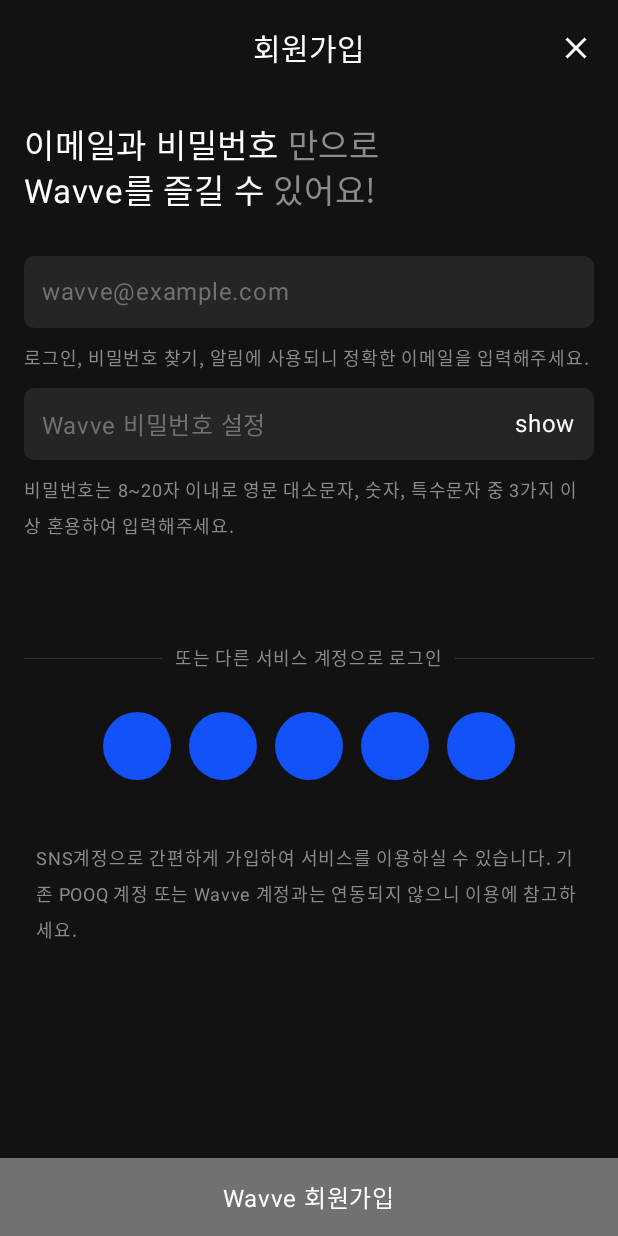
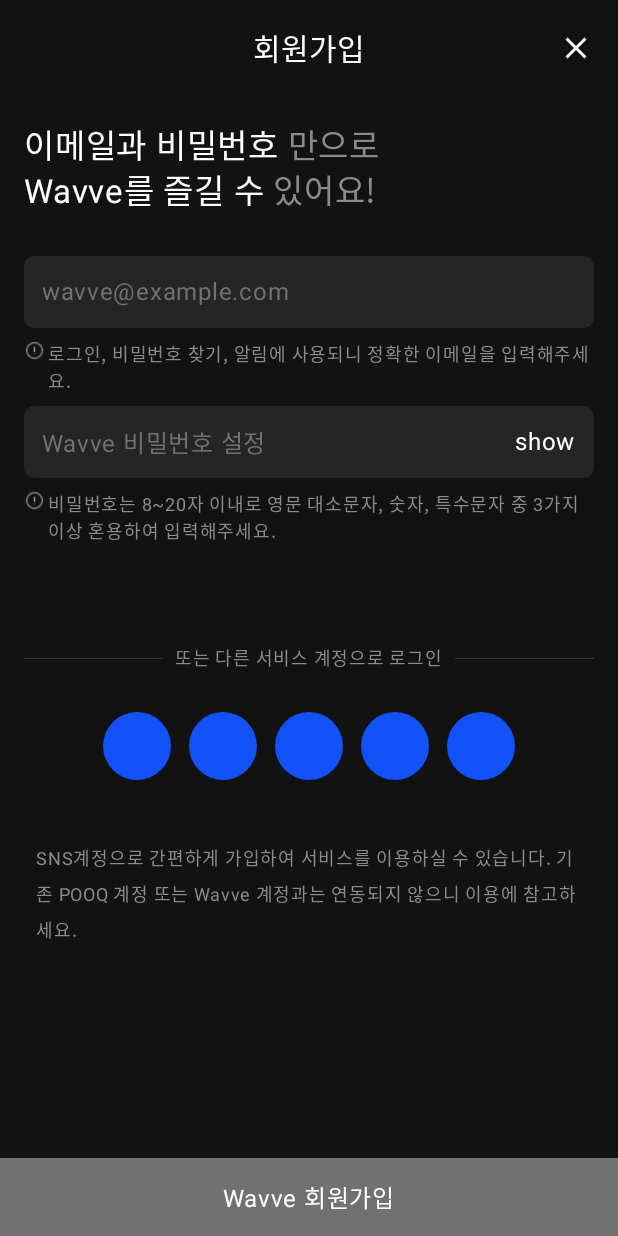
Before and after one commit to AND-SOPT-ANDROID/jihyeon-jin, an Android app built with Jetpack Compose: the SignUpActivity screen opened directly, with no data from a screen before it, on a phone screen of 412 x 824 dp. Run offline under Robolectric (Android 15) with nearby library versions, the phone set to English and light mode, and no system bars.

Commit message:
ui/#3 : 회원가입 제약 아이콘 추가 및 컴포넌트 분리

```diff
--- a/app/src/main/java/org/sopt/and/ui/sign/SignUpScreen.kt
+++ b/app/src/main/java/org/sopt/and/ui/sign/SignUpScreen.kt
@@ -2,7 +2,6 @@ package org.sopt.and.ui.sign
 
 import android.content.Context
 import android.util.Patterns
-import android.widget.Toast
 import androidx.compose.foundation.background
 import androidx.compose.foundation.clickable
 import androidx.compose.foundation.interaction.MutableInteractionSource
@@ -33,6 +32,7 @@ import androidx.compose.ui.unit.dp
 import androidx.compose.ui.unit.sp
 import org.sopt.and.R
 import org.sopt.and.ui.component.ServiceAccountItemRow
+import org.sopt.and.ui.sign.component.HelperText
 import org.sopt.and.ui.sign.component.SignUpIDTextField
 import org.sopt.and.ui.sign.component.SignUpPasswordField
 import org.sopt.and.ui.theme.Gray3
@@ -64,22 +64,6 @@ fun SignUpScreen(
         val isPasswordValid = isValidPassword(password)
         var isEmailFieldFocused by remember { mutableStateOf(false) }
         var isPasswordFieldFocused by remember { mutableStateOf(false) }
-
-        val (emailHelperText, emailHelperTextColor) = getHelperTextAndColor(
-            isFieldFocused = isEmailFieldFocused,
-            isValid = isEmailValid,
-            value = email,
-            invalidMessage = stringResource(R.string.sign_up_text_invalid_id),
-            validMessage = stringResource(R.string.sign_up_text_valid_id)
-        )
-
-        val (passwordHelperText, passwordHelperTextColor) = getHelperTextAndColor(
-            isFieldFocused = isPasswordFieldFocused,
-            isValid = isPasswordValid,
-            value = password,
-            invalidMessage = stringResource(R.string.sign_up_text_invalid_password),
-            validMessage = stringResource(R.string.sign_up_text_valid_password)
-        )
 
         Column(modifier = Modifier.padding(16.dp)) {
             val textResource = stringResource(id = R.string.sign_up_text_welcome)
@@ -116,10 +100,12 @@ fun SignUpScreen(
 
             Spacer(modifier = Modifier.height(8.dp))
 
-            Text(
-                text = emailHelperText,
-                color = emailHelperTextColor,
-                fontSize = 12.sp,
+            HelperText(
+                isFieldFocused = isEmailFieldFocused,
+                isValid = isEmailValid,
+                value = email,
+                invalidMessage = stringResource(R.string.sign_up_text_invalid_id),
+                validMessage = stringResource(R.string.sign_up_text_valid_id)
             )
 
             Spacer(modifier = Modifier.height(8.dp))
@@ -132,14 +118,14 @@ fun SignUpScreen(
                 onFocusChange = { isFocused -> isPasswordFieldFocused = isFocused }
             )
 
-
-
             Spacer(modifier = Modifier.height(8.dp))
 
-            Text(
-                text = passwordHelperText,
-                color = passwordHelperTextColor,
-                fontSize = 12.sp,
+            HelperText(
+                isFieldFocused = isPasswordFieldFocused,
+                isValid = isPasswordValid,
+                value = password,
+                invalidMessage = stringResource(R.string.sign_up_text_invalid_password),
+                validMessage = stringResource(R.string.sign_up_text_valid_password)
             )
 
 
@@ -213,19 +199,7 @@ fun SignUpScreen(
         }
     }
 }
-fun getHelperTextAndColor(
-    isFieldFocused: Boolean,
-    isValid: Boolean,
-    value: String,
-    invalidMessage: String,
-    validMessage: String
-): Pair<String, Color> {
-    return if (value.isNotEmpty() && !isFieldFocused && !isValid) {
-        invalidMessage to Color.Magenta
-    } else {
-        validMessage to Gray3
-    }
-}
+
 fun isValidPassword(password: String): Boolean {
     val hasUpperCase = password.any { it.isUpperCase() }
     val hasLowerCase = password.any { it.isLowerCase() }
--- /dev/null
+++ b/app/src/main/java/org/sopt/and/ui/sign/component/HelperText.kt
@@ -0,0 +1,94 @@
+package org.sopt.and.ui.sign.component
+
+import androidx.compose.foundation.Image
+import androidx.compose.foundation.layout.Arrangement
+import androidx.compose.foundation.layout.Row
+import androidx.compose.foundation.layout.fillMaxWidth
+import androidx.compose.foundation.layout.size
+import androidx.compose.material3.LocalTextStyle
+import androidx.compose.material3.Text
+import androidx.compose.runtime.Composable
+import androidx.compose.ui.Alignment
+import androidx.compose.ui.Modifier
+import androidx.compose.ui.graphics.Color
+import androidx.compose.ui.graphics.painter.Painter
+import androidx.compose.ui.res.painterResource
+import androidx.compose.ui.res.stringResource
+import androidx.compose.ui.text.PlatformTextStyle
+import androidx.compose.ui.text.TextStyle
+import androidx.compose.ui.text.style.LineHeightStyle
+import androidx.compose.ui.unit.dp
+import androidx.compose.ui.unit.sp
+import org.sopt.and.R
+import org.sopt.and.ui.theme.Gray3
+
+@Composable
+fun HelperText(
+    isFieldFocused: Boolean,
+    isValid: Boolean,
+    value: String,
+    invalidMessage: String,
+    validMessage: String,
+    minLines : Int = 2
+) {
+    val (helperText, helperColor, helperImage) = getHelperTextAndColor(
+        isFieldFocused = isFieldFocused,
+        isValid = isValid,
+        value = value,
+        invalidMessage = invalidMessage,
+        validMessage = validMessage
+    )
+
+    Row(
+        modifier = Modifier.fillMaxWidth(),
+        verticalAlignment = Alignment.Top,
+        horizontalArrangement = Arrangement.spacedBy(2.dp)
+    ) {
+        Image(
+            painter = helperImage,
+            contentDescription = stringResource(R.string.my_page_contents_image_description_no_content),
+            modifier = Modifier.size(14.dp)
+        )
+        Text(
+            text = helperText,
+            color = helperColor,
+            fontSize = 12.sp,
+            style = LocalTextStyle.current.merge(
+                TextStyle(
+                    lineHeight = 18.sp,
+                    platformStyle = PlatformTextStyle(
+                        includeFontPadding = false
+                    ),
+                    lineHeightStyle = LineHeightStyle(
+                        alignment = LineHeightStyle.Alignment.Top,
+                        trim = LineHeightStyle.Trim.FirstLineTop
+                    )
+                )
+            ),
+            minLines = minLines
+        )
+    }
+}
+
+@Composable
+fun getHelperTextAndColor(
+    isFieldFocused: Boolean,
+    isValid: Boolean,
+    value: String,
+    invalidMessage: String,
+    validMessage: String
+): Triple<String, Color, Painter> {
+    return if (value.isNotEmpty() && !isFieldFocused && !isValid) {
+        Triple(
+            invalidMessage,
+            Color.Magenta,
+            painterResource(R.drawable.ic_info_error_magenta)
+        )
+    } else {
+        Triple(
+            validMessage,
+            Gray3,
+            painterResource(R.drawable.ic_info_gray)
+        )
+    }
+}
```
